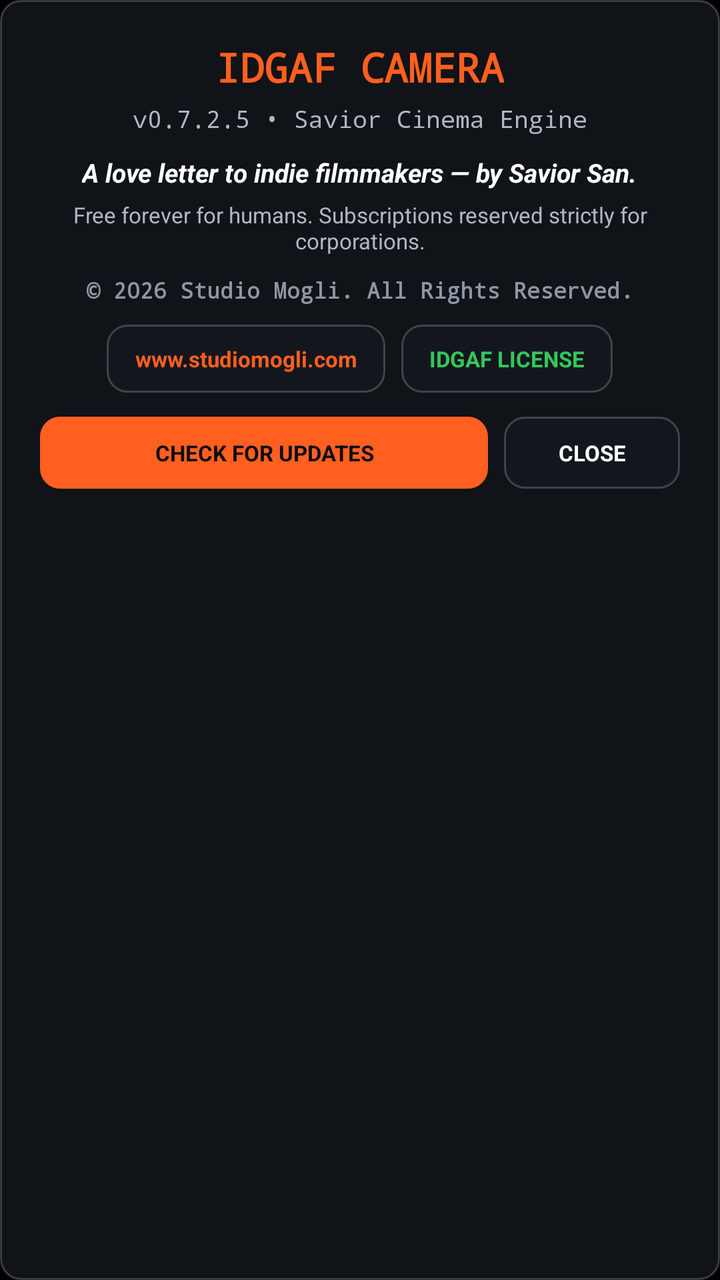
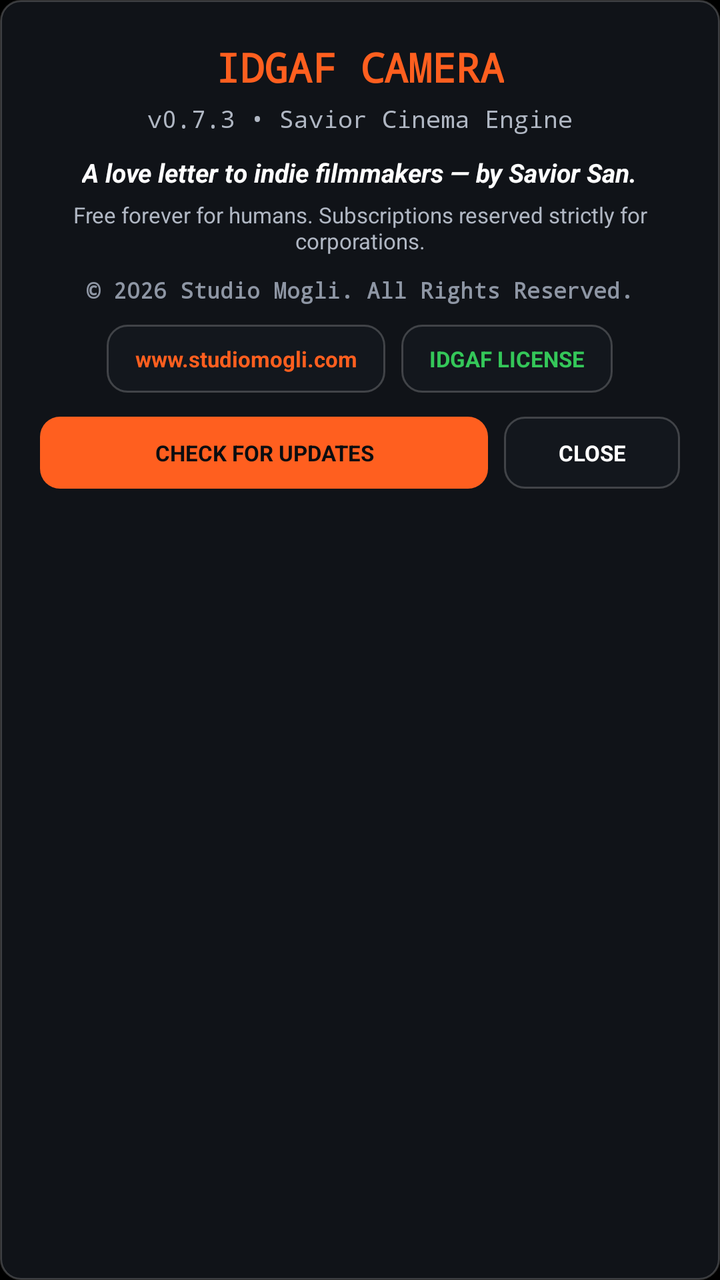

Before-and-after screenshots of an Android layout around one commit, followed by the original layout XML and the change that was made.
<!-- AndroidManifest.xml: application theme Theme.IdgafCamera -->
<!-- res/layout/dialog_credits.xml -->
<?xml version="1.0" encoding="utf-8"?>
<LinearLayout xmlns:android="http://schemas.android.com/apk/res/android"
    android:layout_width="match_parent"
    android:layout_height="wrap_content"
    android:background="@drawable/bg_hud_pill"
    android:gravity="center_horizontal"
    android:orientation="vertical"
    android:padding="20dp">

    <TextView
        android:layout_width="wrap_content"
        android:layout_height="wrap_content"
        android:fontFamily="monospace"
        android:text="IDGAF CAMERA"
        android:textColor="#FF5F1F"
        android:textSize="20sp"
        android:textStyle="bold" />

    <TextView
        android:id="@+id/txtCreditsVersion"
        android:layout_width="wrap_content"
        android:layout_height="wrap_content"
        android:layout_marginTop="4dp"
        android:fontFamily="monospace"
        android:text="v0.7.2.5 • Savior Cinema Engine"
        android:textColor="#B0B7C3"
        android:textSize="12sp" />

    <TextView
        android:layout_width="wrap_content"
        android:layout_height="wrap_content"
        android:layout_marginTop="10dp"
        android:gravity="center"
        android:text="A love letter to indie filmmakers — by Savior San."
        android:textColor="#FFFFFF"
        android:textSize="13sp"
        android:textStyle="bold|italic" />

    <TextView
        android:layout_width="wrap_content"
        android:layout_height="wrap_content"
        android:layout_marginTop="5dp"
        android:gravity="center"
        android:text="Free forever for humans. Subscriptions reserved strictly for corporations."
        android:textColor="#B0B7C3"
        android:textSize="11sp" />

    <TextView
        android:layout_width="wrap_content"
        android:layout_height="wrap_content"
        android:layout_marginTop="10dp"
        android:fontFamily="monospace"
        android:text="© 2026 Studio Mogli. All Rights Reserved."
        android:textColor="#8E96A4"
        android:textSize="11sp"
        android:textStyle="bold" />

    <LinearLayout
        android:layout_width="wrap_content"
        android:layout_height="wrap_content"
        android:layout_marginTop="10dp"
        android:gravity="center"
        android:orientation="horizontal">

        <TextView
            android:id="@+id/btnCreditsWebsite"
            android:layout_width="wrap_content"
            android:layout_height="34dp"
            android:layout_marginEnd="8dp"
            android:background="@drawable/bg_hud_pill"
            android:gravity="center"
            android:paddingStart="14dp"
            android:paddingEnd="14dp"
            android:text="www.studiomogli.com"
            android:textColor="#FF5F1F"
            android:textSize="11sp"
            android:textStyle="bold" />

        <TextView
            android:id="@+id/btnCreditsLicense"
            android:layout_width="wrap_content"
            android:layout_height="34dp"
            android:background="@drawable/bg_hud_pill"
            android:gravity="center"
            android:paddingStart="14dp"
            android:paddingEnd="14dp"
            android:text="IDGAF LICENSE"
            android:textColor="#34C759"
            android:textSize="11sp"
            android:textStyle="bold" />
    </LinearLayout>

    <LinearLayout
        android:layout_width="match_parent"
        android:layout_height="wrap_content"
        android:layout_marginTop="12dp"
        android:gravity="center"
        android:orientation="horizontal">

        <TextView
            android:id="@+id/btnCreditsCheckUpdate"
            android:layout_width="0dp"
            android:layout_height="36dp"
            android:layout_marginEnd="8dp"
            android:layout_weight="1"
            android:background="@drawable/bg_lens_active"
            android:gravity="center"
            android:text="CHECK FOR UPDATES"
            android:textColor="#0B0D10"
            android:textSize="11sp"
            android:textStyle="bold" />

        <TextView
            android:id="@+id/btnCreditsClose"
            android:layout_width="88dp"
            android:layout_height="36dp"
            android:background="@drawable/bg_hud_pill"
            android:gravity="center"
            android:text="CLOSE"
            android:textColor="#FFFFFF"
            android:textSize="11sp"
            android:textStyle="bold" />
    </LinearLayout>

</LinearLayout>
<!-- resources referenced by this layout -->
<resources>
  <!-- drawable bg_hud_pill (drawable) -->
  <?xml version="1.0" encoding="utf-8"?>
  <shape xmlns:android="http://schemas.android.com/apk/res/android" android:shape="rectangle">
      <solid android:color="#CC14181F" />
      <stroke android:width="1dp" android:color="#33FFFFFF" />
      <corners android:radius="10dp" />
  </shape>
  <!-- drawable bg_lens_active (drawable) -->
  <?xml version="1.0" encoding="utf-8"?>
  <shape xmlns:android="http://schemas.android.com/apk/res/android" android:shape="rectangle">
      <solid android:color="#FF5F1F" />
      <corners android:radius="10dp" />
  </shape>
  <style name="Theme.IdgafCamera" parent="Theme.MaterialComponents.DayNight.NoActionBar">
          <item name="android:statusBarColor">#000000</item>
          <item name="android:navigationBarColor">#000000</item>
          <item name="android:windowBackground">#000000</item>
          <item name="android:windowFullscreen">true</item>
      </style>
</resources>

<!-- the commit's change to res/layout/dialog_credits.xml (unified diff, before → after) -->
@@ -22,7 +22,7 @@
         android:layout_height="wrap_content"
         android:layout_marginTop="4dp"
         android:fontFamily="monospace"
-        android:text="v0.7.2.5 • Savior Cinema Engine"
+        android:text="v0.7.3 • Savior Cinema Engine"
         android:textColor="#B0B7C3"
         android:textSize="12sp" />
 
